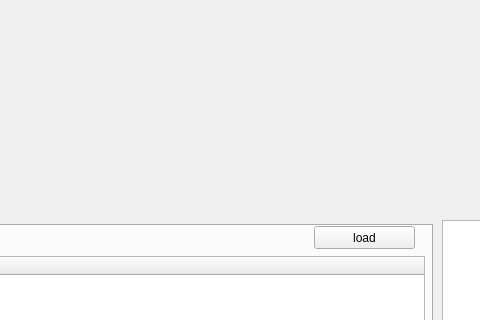
Qt form src/core/basic_application_window.ui (LISE-B26/pylabcontrol) before a commit; both pictures show x 298 to 778 and y 0 to 320 of the 1144 by 718 pixel window.
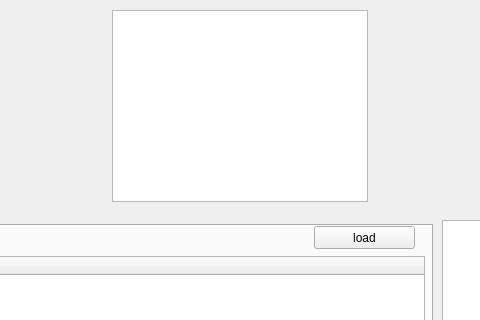
The same form after that commit. Custom widgets are drawn as their Qt base class.

Commit message: implemented static function for loading scripts and instruments

```diff
--- a/src/core/basic_application_window.ui
+++ b/src/core/basic_application_window.ui
@@ -418,6 +418,16 @@
      <string>Load</string>
     </property>
    </widget>
+   <widget class="QTreeView" name="tree_instruments">
+    <property name="geometry">
+     <rect>
+      <x>410</x>
+      <y>10</y>
+      <width>256</width>
+      <height>192</height>
+     </rect>
+    </property>
+   </widget>
    <zorder>layoutWidget</zorder>
    <zorder>list_records</zorder>
    <zorder>tabWidget</zorder>
```
Left out of the diff: 1 changed line with no effect on the pictures. The commit also changes 11 other files.
